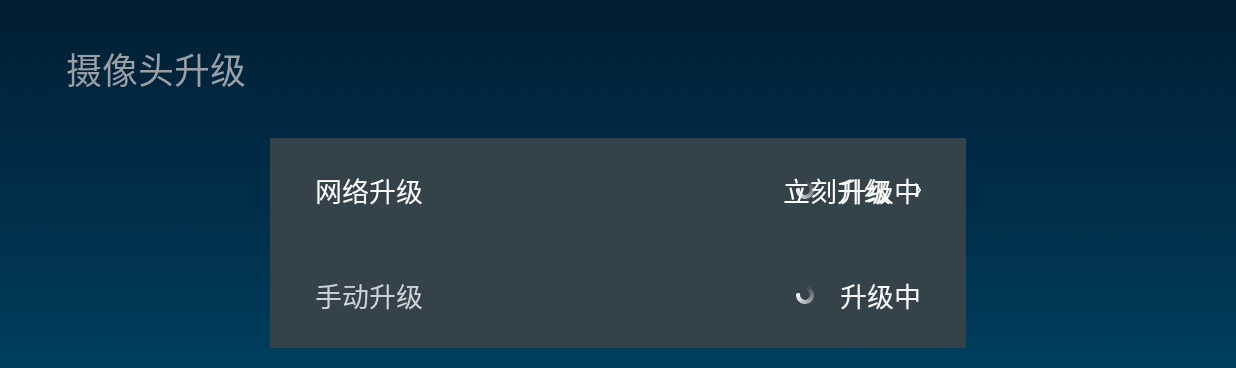
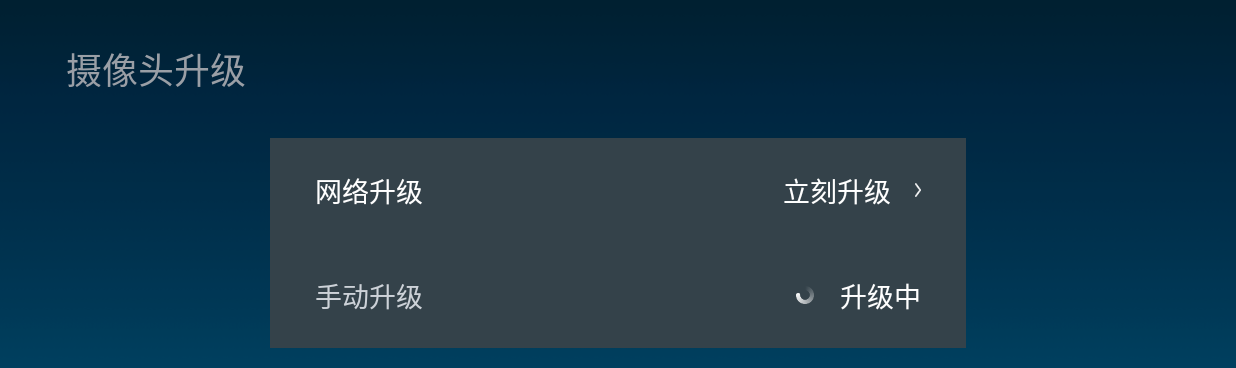
Before and after one commit to chendeshan/SkyWorth, an Android app: the UpgradeActivity screen opened directly, with no data from a screen before it, on a phone screen of 824 x 412 dp (held sideways). Shown: the top 368 px of the screen. Run offline under Robolectric (Android 15) with nearby library versions, the phone set to English and light mode, and no system bars.

```diff
--- a/app/src/main/res/layout/activity_upgrade.xml
+++ b/app/src/main/res/layout/activity_upgrade.xml
@@ -72,7 +72,8 @@
                 android:layout_height="wrap_content"
                 android:layout_alignParentRight="true"
                 android:layout_centerVertical="true"
-                android:layout_marginRight="30dp">
+                android:layout_marginRight="30dp"
+                android:visibility="gone">
 
                 <com.example.test3.view.widget.LoadProgressView
                     android:layout_width="12dp"
```
